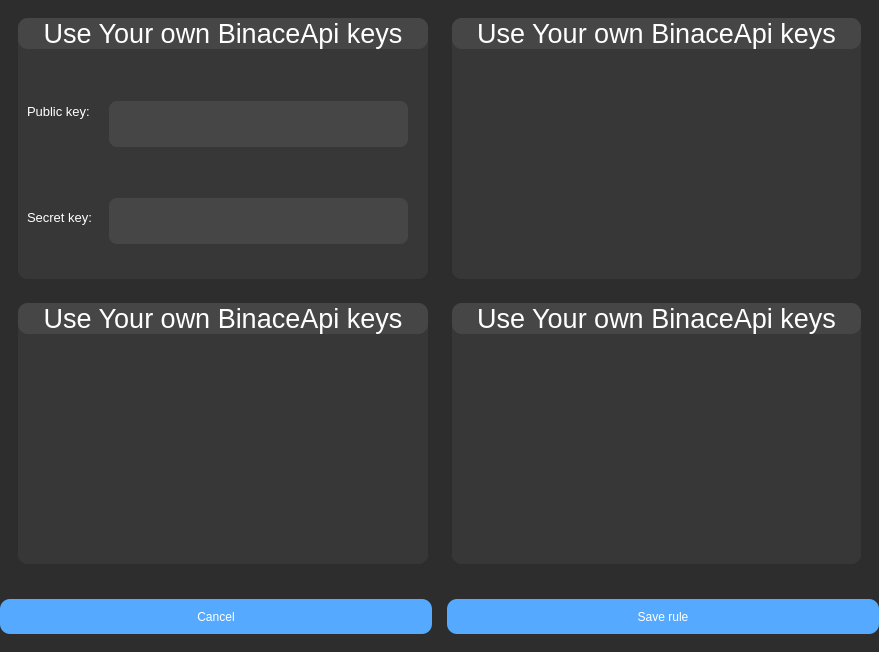
The window that ui/settings_page.ui (kornelHub/BackTesting-App) describes before a commit, drawn with Qt 5.
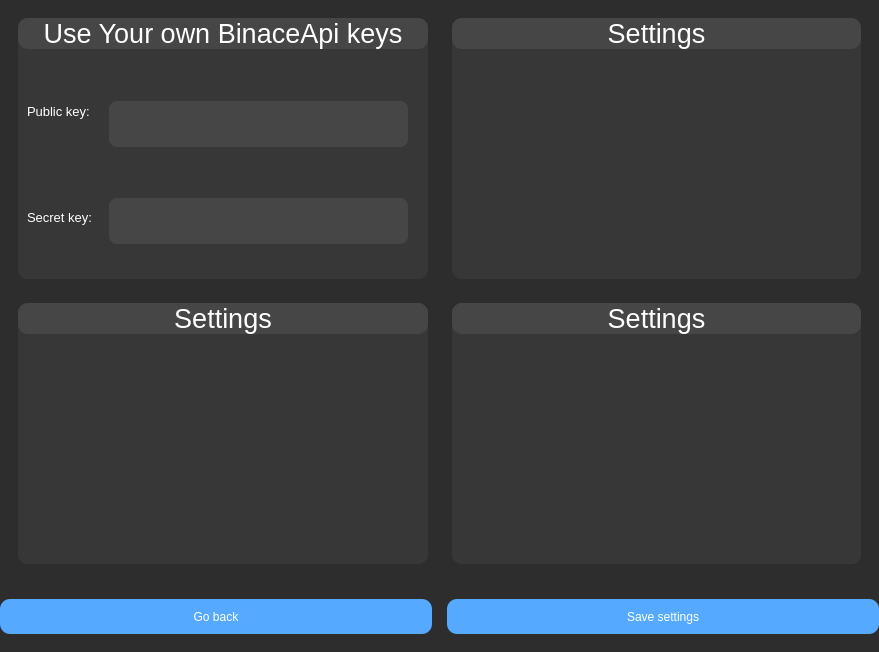
The same window after the commit.

Commit message: small fixes and changes to related to settings page

Diff of the .ui file:
```diff
--- a/ui/settings_page.ui
+++ b/ui/settings_page.ui
@@ -391,7 +391,7 @@
 }</string>
                  </property>
                  <property name="text">
-                  <string>Use Your own BinaceApi keys</string>
+                  <string>Settings</string>
                  </property>
                  <property name="alignment">
                   <set>Qt::AlignCenter</set>
@@ -492,7 +492,7 @@
 }</string>
                  </property>
                  <property name="text">
-                  <string>Use Your own BinaceApi keys</string>
+                  <string>Settings</string>
                  </property>
                  <property name="alignment">
                   <set>Qt::AlignCenter</set>
@@ -593,7 +593,7 @@
 }</string>
                  </property>
                  <property name="text">
-                  <string>Use Your own BinaceApi keys</string>
+                  <string>Settings</string>
                  </property>
                  <property name="alignment">
                   <set>Qt::AlignCenter</set>
@@ -697,7 +697,7 @@
 border-radius: 10px;</string>
            </property>
            <property name="text">
-            <string>Cancel</string>
+            <string>Go back</string>
            </property>
           </widget>
          </item>
@@ -729,7 +729,7 @@
 border-radius: 10px;</string>
            </property>
            <property name="text">
-            <string>Save rule</string>
+            <string>Save settings</string>
            </property>
           </widget>
          </item>
```
The commit also changes 2 other files.
